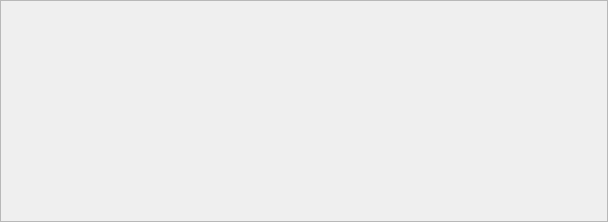
Qt form ui/remix.ui (StarixWoS/ReMix) before a commit.
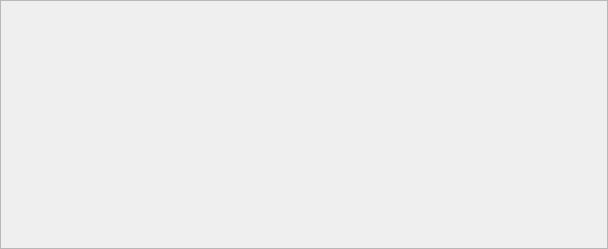
The same form after that commit.

Diff of the .ui file:
```diff
--- a/ui/remix.ui
+++ b/ui/remix.ui
@@ -7,19 +7,19 @@
     <x>0</x>
     <y>0</y>
     <width>608</width>
-    <height>222</height>
+    <height>249</height>
    </rect>
   </property>
   <property name="minimumSize">
    <size>
     <width>608</width>
-    <height>222</height>
+    <height>249</height>
    </size>
   </property>
   <property name="maximumSize">
    <size>
     <width>16777215</width>
-    <height>383</height>
+    <height>410</height>
    </size>
   </property>
   <property name="windowTitle">
```
